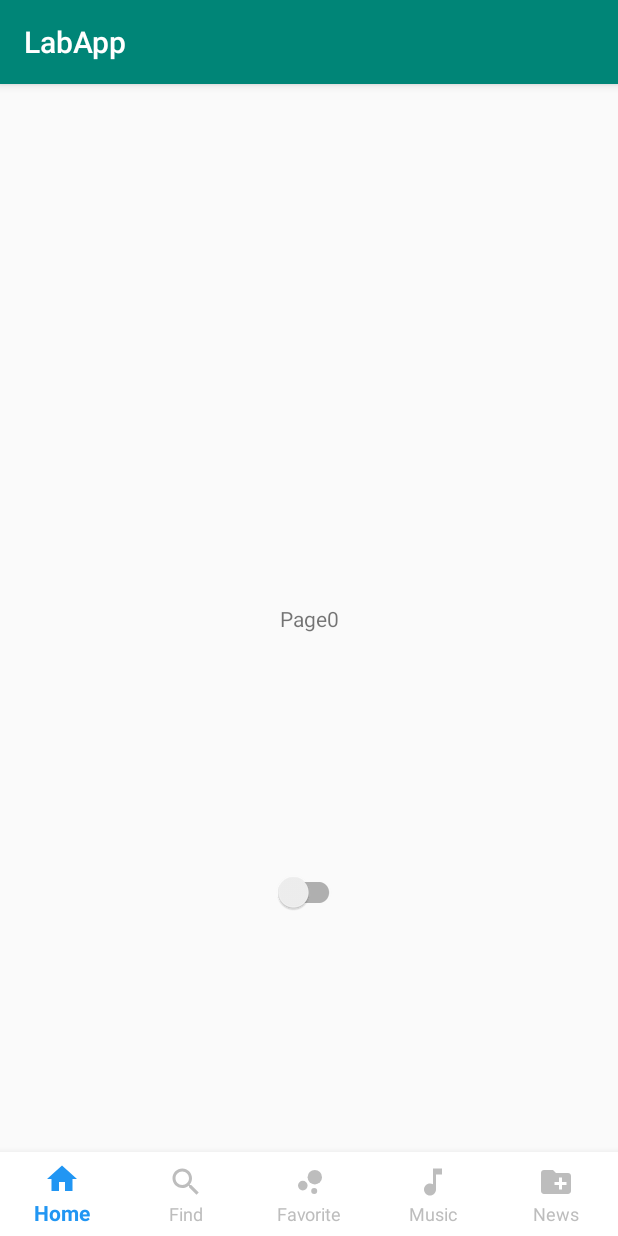
After one commit to HermesHsieh/AndroidLab, an Android app: the ViewPager2Activity screen opened directly, with no data from a screen before it, on a phone screen of 412 x 824 dp. The commit adds this screen. Run offline under Robolectric (Android 15) with nearby library versions, the phone set to English and light mode, and no system bars; 1 statement that could not run was skipped.

Commit message:
Create ViewPager2Activity

```diff
--- a/app/src/main/kotlin/android/lab/app/activity/bottomnavigation/BottomNavigationFragment.kt
+++ b/app/src/main/kotlin/android/lab/app/activity/bottomnavigation/BottomNavigationFragment.kt
@@ -1,5 +1,6 @@
 package android.lab.app.activity.bottomnavigation
 
+import android.content.Context
 import android.lab.app.R
 import android.lab.app.kotlin.Arguments
 import android.lab.app.kotlin.getValue
@@ -14,19 +15,82 @@ import org.jetbrains.anko.backgroundColor
 
 class BottomNavigationFragment : Fragment() {
 
+    val TAG = this.javaClass.simpleName
+
     private val args by getValue(Arguments.ARGS_BUNDLE_DATA, BottomNavigationArgs())
 
+    private var checked = false
+
+    override fun onAttach(context: Context) {
+        println("$TAG onAttach[${args._id}] -----*")
+        super.onAttach(context)
+    }
+
+    override fun onCreate(savedInstanceState: Bundle?) {
+        println("$TAG onCreate[${args._id}] -----*")
+        super.onCreate(savedInstanceState)
+        println("$TAG checked value[${args._id}]: $checked")
+    }
+
     override fun onCreateView(inflater: LayoutInflater, container: ViewGroup?, savedInstanceState: Bundle?): View? {
+        println("$TAG onCreateView[${args._id}] -----*")
         val view = inflater.inflate(R.layout.fragment_bottom_navigation, container, false)
         return view
     }
 
     override fun onViewCreated(view: View, savedInstanceState: Bundle?) {
+        println("$TAG onViewCreated[${args._id}] -----*")
         super.onViewCreated(view, savedInstanceState)
         println("onViewCreated: $view, title: ${args.title}")
         textView.text = args.title
         activity?.let {
             fragment_layout.backgroundColor = ContextCompat.getColor(it, args.bgColorRes)
         }
+        println("$TAG checked value[${args._id}]: $checked")
+        switch_compat?.isChecked = checked
+        switch_compat?.setOnCheckedChangeListener { buttonView, isChecked ->
+            println("$TAG setOnCheckedChangeListener isChecked[${args._id}]: $isChecked")
+            checked = isChecked
+        }
+    }
+
+    override fun onActivityCreated(savedInstanceState: Bundle?) {
+        println("$TAG onActivityCreated[${args._id}] -----*")
+        super.onActivityCreated(savedInstanceState)
+    }
+
+    override fun onStart() {
+        println("$TAG onStart[${args._id}] -----*")
+        super.onStart()
+    }
+
+    override fun onResume() {
+        println("$TAG onResume[${args._id}] -----*")
+        super.onResume()
+    }
+
+    override fun onPause() {
+        println("$TAG onPause[${args._id}] -----*")
+        super.onPause()
+    }
+
+    override fun onStop() {
+        println("$TAG onStop[${args._id}] -----*")
+        super.onStop()
+    }
+
+    override fun onDestroyView() {
+        println("$TAG onDestroyView[${args._id}] -----*")
+        super.onDestroyView()
+    }
+
+    override fun onDestroy() {
+        println("$TAG onDestroy[${args._id}] -----*")
+        super.onDestroy()
+    }
+
+    override fun onDetach() {
+        println("$TAG onDetach[${args._id}] -----*")
+        super.onDetach()
     }
 }
--- a/app/src/main/kotlin/android/lab/app/activity/main/MainActivity.kt
+++ b/app/src/main/kotlin/android/lab/app/activity/main/MainActivity.kt
@@ -7,6 +7,7 @@ import android.lab.app.R
 import android.lab.app.activity.bottomnavigation.BottomNavigationActivity
 import android.lab.app.activity.number.NumberActivity
 import android.lab.app.activity.segmented.SegmentedActivity
+import android.lab.app.activity.viewpager2.ViewPager2Activity
 import android.lab.app.receiver.LocaleChangedReceiver
 import android.os.Bundle
 import androidx.appcompat.app.AppCompatActivity
@@ -29,6 +30,9 @@ class MainActivity : AppCompatActivity() {
         }
         btn_segmented?.setOnClickListener {
             startActivity<SegmentedActivity>()
+        }
+        btn_viewpager2?.setOnClickListener {
+            startActivity<ViewPager2Activity>()
         }
         println("*---Default---*")
         printLocale(Locale.getDefault())
--- /dev/null
+++ b/app/src/main/kotlin/android/lab/app/activity/viewpager2/ViewPager2Activity.kt
@@ -0,0 +1,68 @@
+package android.lab.app.activity.viewpager2
+
+import android.lab.app.R
+import android.os.Bundle
+import androidx.appcompat.app.AppCompatActivity
+import androidx.viewpager2.widget.ViewPager2
+import kotlinx.android.synthetic.main.activity_viewpager2.*
+
+class ViewPager2Activity : AppCompatActivity() {
+
+    val TAG = this.javaClass.simpleName
+
+    var selectedViewPagerPosition = 0
+
+    override fun onCreate(savedInstanceState: Bundle?) {
+        super.onCreate(savedInstanceState)
+        setContentView(R.layout.activity_viewpager2)
+
+        view_pager?.adapter = ViewPager2Adapter(this)
+        view_pager?.isUserInputEnabled = false
+        view_pager?.registerOnPageChangeCallback(object : ViewPager2.OnPageChangeCallback() {
+            override fun onPageSelected(position: Int) {
+                super.onPageSelected(position)
+                println("$TAG onPageSelected position: $position")
+                val size = bottom_navigation_view.menu.size()
+                if (position < size && selectedViewPagerPosition < size) {
+                    bottom_navigation_view.menu.getItem(selectedViewPagerPosition).isChecked = false
+                    bottom_navigation_view.menu.getItem(position).isChecked = true
+                    selectedViewPagerPosition = position
+                }
+            }
+
+            override fun onPageScrollStateChanged(state: Int) {
+                super.onPageScrollStateChanged(state)
+            }
+
+            override fun onPageScrolled(position: Int, positionOffset: Float, positionOffsetPixels: Int) {
+                super.onPageScrolled(position, positionOffset, positionOffsetPixels)
+            }
+        })
+
+        val smoothScroll = false
+
+        bottom_navigation_view.setOnNavigationItemSelectedListener { item ->
+            when (item.itemId) {
+                R.id.navigation_item_0 -> {
+                    view_pager?.setCurrentItem(0, smoothScroll)
+                }
+                R.id.navigation_item_1 -> {
+                    view_pager?.setCurrentItem(1, smoothScroll)
+                }
+                R.id.navigation_item_2 -> {
+                    view_pager?.setCurrentItem(2, smoothScroll)
+                }
+                R.id.navigation_item_3 -> {
+                    view_pager?.setCurrentItem(3, smoothScroll)
+                }
+                R.id.navigation_item_4 -> {
+                    view_pager?.setCurrentItem(4, smoothScroll)
+                }
+                else -> {
+                    view_pager?.setCurrentItem(0, smoothScroll)
+                }
+            }
+            return@setOnNavigationItemSelectedListener true
+        }
+    }
+}
--- /dev/null
+++ b/app/src/main/res/layout/activity_viewpager2.xml
@@ -0,0 +1,35 @@
+<?xml version="1.0" encoding="utf-8"?>
+<androidx.constraintlayout.widget.ConstraintLayout xmlns:android="http://schemas.android.com/apk/res/android"
+    xmlns:app="http://schemas.android.com/apk/res-auto"
+    xmlns:tools="http://schemas.android.com/tools"
+    android:id="@+id/activity_layout"
+    android:layout_width="match_parent"
+    android:layout_height="match_parent">
+
+    <androidx.viewpager2.widget.ViewPager2
+        android:id="@+id/view_pager"
+        android:layout_width="0dp"
+        android:layout_height="0dp"
+        android:orientation="horizontal"
+        app:layout_constraintBottom_toTopOf="@id/bottom_navigation_view"
+        app:layout_constraintLeft_toLeftOf="parent"
+        app:layout_constraintRight_toRightOf="parent"
+        app:layout_constraintTop_toTopOf="parent"
+        app:swipeable="false"
+        tools:background="@color/colorAccent"
+        tools:ignore="MissingPrefix" />
+
+    <com.google.android.material.bottomnavigation.BottomNavigationView
+        android:id="@+id/bottom_navigation_view"
+        android:layout_width="0dp"
+        android:layout_height="wrap_content"
+        android:background="@android:color/white"
+        app:itemIconTint="@drawable/selector_bottom_navigation_checked_colors"
+        app:itemTextColor="@drawable/selector_bottom_navigation_checked_colors"
+        app:labelVisibilityMode="labeled"
+        app:layout_constraintBottom_toBottomOf="parent"
+        app:layout_constraintLeft_toLeftOf="parent"
+        app:layout_constraintRight_toRightOf="parent"
+        app:menu="@menu/menu_bottom_navigation" />
+
+</androidx.constraintlayout.widget.ConstraintLayout>
--- a/app/src/main/res/layout/fragment_bottom_navigation.xml
+++ b/app/src/main/res/layout/fragment_bottom_navigation.xml
@@ -19,4 +19,13 @@
         app:layout_constraintEnd_toEndOf="parent"
         app:layout_constraintStart_toStartOf="parent"
         app:layout_constraintTop_toTopOf="parent" />
+
+    <androidx.appcompat.widget.SwitchCompat
+        android:id="@+id/switch_compat"
+        android:layout_width="wrap_content"
+        android:layout_height="wrap_content"
+        app:layout_constraintBottom_toBottomOf="parent"
+        app:layout_constraintEnd_toEndOf="parent"
+        app:layout_constraintStart_toStartOf="parent"
+        app:layout_constraintTop_toBottomOf="@+id/textView" />
 </androidx.constraintlayout.widget.ConstraintLayout>
--- a/app/src/main/res/values/strings.xml
+++ b/app/src/main/res/values/strings.xml
@@ -3,6 +3,7 @@
     <string name="main_btn_bottom_navigation">Bottom Navigation</string>
     <string name="main_btn_number">Number</string>
     <string name="main_btn_segmented">Segmented</string>
+    <string name="main_btn_viewpager2">Viewpager2</string>
 
     <string name="navigation_main">Home</string>
     <string name="navigation_find">Find</string>
```
Also changed, not shown: app/src/main/AndroidManifest.xml (+9 -8 lines), app/src/main/kotlin/android/lab/app/activity/viewpager2/ViewPager2Adapter.kt (added, +22 -0 lines), app/src/main/res/layout/activity_main.xml (+8 -0 lines).
